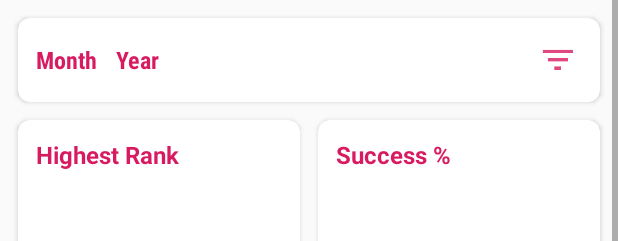
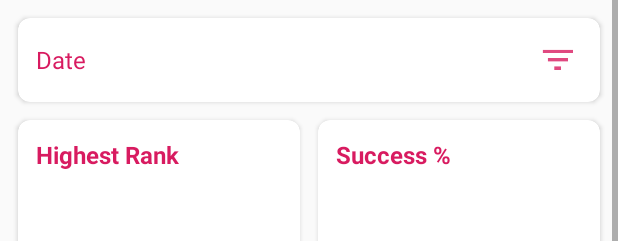
Before and after one commit to usman18/ProgressTracker, an Android app: the layout home_layout.xml on its own in the app's theme, with its tools: preview values and no code run, on a phone screen of 412 x 824 dp. Shown: the top 241 px of the screen. Run offline under Robolectric (Android 15) with nearby library versions, the phone set to English and light mode, and no system bars; Roboto replaces fonts that are not available here.

Commit message:
-> Date filter set up.

```diff
--- a/app/src/main/java/com/uk/progresstracker/Activities/CreateReportActivity.java
+++ b/app/src/main/java/com/uk/progresstracker/Activities/CreateReportActivity.java
@@ -416,7 +416,7 @@ public class CreateReportActivity extends AppCompatActivity {
                 selectedDate.set(Calendar.SECOND, 0);
                 selectedDate.set(Calendar.MILLISECOND, 0);
 
-                Log.d(TAG, "onClick: Time " + Utils.formatTo12Hr(selectedDate.getTimeInMillis()));
+                Log.d(TAG, "onClick: Time " + Utils.formatToDate(selectedDate.getTimeInMillis()));
 
                 selectedMonth = Utils.months[monthIndex];
                 selectedYear = String.valueOf(year);
--- a/app/src/main/res/layout/home_layout.xml
+++ b/app/src/main/res/layout/home_layout.xml
@@ -33,31 +33,13 @@
                     >
 
                     <TextView
-                        android:textSize="16sp"
-                        android:fontFamily="sans-serif-condensed"
-                        android:layout_gravity="center"
-                        android:textAlignment="center"
-                        android:id="@+id/month"
+                        android:id="@+id/tvDate"
                         android:layout_width="wrap_content"
                         android:layout_height="wrap_content"
+                        android:text="@string/date"
+                        android:layout_gravity="center"
                         android:textColor="@color/colorAccent"
-                        android:text="Month"
-                        android:textStyle="bold"
-                        />
-
-
-                    <TextView
-                        android:textStyle="bold"
                         android:textSize="16sp"
-                        android:fontFamily="sans-serif-condensed"
-                        android:layout_gravity="center"
-                        android:textAlignment="center"
-                        android:layout_marginStart="12dp"
-                        android:id="@+id/year"
-                        android:layout_width="wrap_content"
-                        android:layout_height="wrap_content"
-                        android:textColor="@color/colorAccent"
-                        android:text="Year"
                         />
 
                     <View
@@ -66,6 +48,7 @@
                         android:layout_weight="1"/>
 
                     <ImageView
+                        android:contentDescription="@string/apply_filter"
                         android:layout_width="wrap_content"
                         android:layout_height="wrap_content"
                         android:background="@drawable/ic_filter"
--- a/app/src/main/res/values/strings.xml
+++ b/app/src/main/res/values/strings.xml
@@ -23,6 +23,8 @@
     <string name="enter_activity">Enter Activity</string>
     <string name="penalty">Penalty</string>
     <string name="activity">Activity</string>
+    <string name="apply_filter">Apply Filter</string>
+    <string name="date">Date</string>
 
     <string-array name="months">
         <item>Select month</item>
```
Also changed, not shown: app/src/main/java/com/uk/progresstracker/Activities/IndividualStatisticsActivity.java (+7 -7 lines), app/src/main/java/com/uk/progresstracker/Fragments/HomeFragment.java (+4 -18 lines), app/src/main/java/com/uk/progresstracker/Fragments/StatisticsFragment.java (+6 -18 lines), app/src/main/java/com/uk/progresstracker/Utils.java (+7 -11 lines), app/src/main/res/layout/stats_layout.xml (+5 -21 lines).
